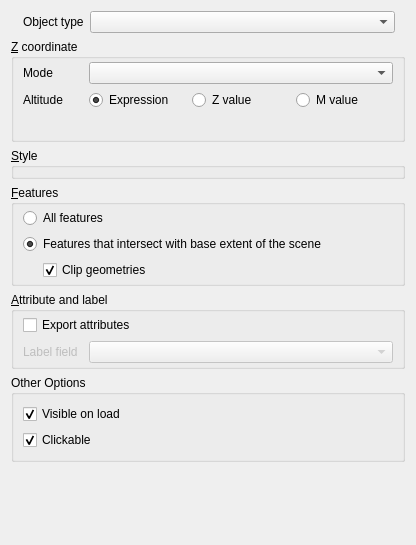
Before: the Qt Designer form ui/vectorproperties.ui in minorua/Qgis2threejs, drawn with Qt 5.
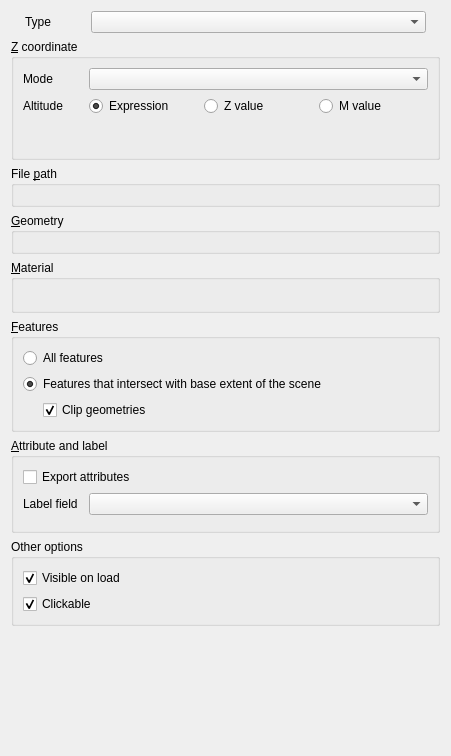
After: the same form once the commit is applied. Custom widgets are drawn as their Qt base class.

Commit message:
add geometry and material groups to vector properties dialog and regroup widgets
- use instantiated "object type" class object
- add PLUGIN_VERSION_INT to conf.py
- save plugin version to settings file

```diff
--- a/ui/vectorproperties.ui
+++ b/ui/vectorproperties.ui
@@ -6,8 +6,8 @@
    <rect>
     <x>0</x>
     <y>0</y>
-    <width>416</width>
-    <height>545</height>
+    <width>451</width>
+    <height>756</height>
    </rect>
   </property>
   <property name="windowTitle">
@@ -20,10 +20,10 @@
       <enum>QFormLayout::AllNonFixedFieldsGrow</enum>
      </property>
      <property name="leftMargin">
-      <number>12</number>
+      <number>14</number>
      </property>
      <property name="rightMargin">
-      <number>10</number>
+      <number>14</number>
      </property>
      <item row="0" column="0">
       <widget class="QLabel" name="label_ObjectType">
@@ -34,7 +34,7 @@
         </size>
        </property>
        <property name="text">
-        <string>Object type</string>
+        <string>Type</string>
        </property>
       </widget>
      </item>
@@ -48,19 +48,9 @@
      <property name="title">
       <string>&amp;Z coordinate</string>
      </property>
-     <layout class="QFormLayout" name="formLayout_3">
-      <property name="leftMargin">
-       <number>9</number>
-      </property>
-      <property name="topMargin">
-       <number>3</number>
-      </property>
-      <property name="rightMargin">
-       <number>9</number>
-      </property>
-      <property name="bottomMargin">
-       <number>3</number>
-      </property>
+     <layout class="QVBoxLayout" name="verticalLayout_8">
+      <item>
+       <layout class="QFormLayout" name="formLayout">
       <item row="0" column="0">
        <widget class="QLabel" name="label_3">
         <property name="minimumSize">
@@ -127,16 +117,6 @@
         </item>
        </layout>
       </item>
-      <item row="2" column="0">
-       <widget class="QLabel" name="label_zExpression">
-        <property name="minimumSize">
-         <size>
-          <width>60</width>
-          <height>0</height>
-         </size>
-        </property>
-       </widget>
-      </item>
       <item row="2" column="1">
        <widget class="QgsFieldExpressionWidget" name="fieldExpressionWidget_altitude" native="true">
         <property name="minimumSize">
@@ -147,35 +127,62 @@
         </property>
        </widget>
       </item>
-     </layout>
-    </widget>
-   </item>
-   <item>
-    <widget class="QGroupBox" name="groupBox_Styles">
+        <item row="2" column="0">
+         <widget class="QLabel" name="label_zExpression">
      <property name="minimumSize">
       <size>
-       <width>0</width>
+            <width>60</width>
        <height>0</height>
       </size>
      </property>
+         </widget>
+        </item>
+       </layout>
+      </item>
+      <item>
+       <widget class="QWidget" name="comboEdit_altitude2" native="true"/>
+      </item>
+     </layout>
+    </widget>
+   </item>
+   <item>
+    <widget class="QGroupBox" name="groupBox_FilePath">
      <property name="title">
-      <string>&amp;Style</string>
+      <string>File &amp;path</string>
      </property>
-     <layout class="QGridLayout" name="gridLayout_8">
-      <property name="leftMargin">
-       <number>9</number>
-      </property>
-      <property name="topMargin">
-       <number>3</number>
-      </property>
-      <property name="rightMargin">
-       <number>9</number>
-      </property>
-      <property name="bottomMargin">
-       <number>3</number>
-      </property>
-      <item row="1" column="0">
-       <layout class="QVBoxLayout" name="verticalLayout_Styles"/>
+     <layout class="QVBoxLayout" name="verticalLayout_6">
+      <item>
+       <widget class="StyleWidget" name="comboEdit_FilePath" native="true"/>
+      </item>
+     </layout>
+    </widget>
+   </item>
+   <item>
+    <widget class="QGroupBox" name="groupBox_Geometry">
+     <property name="title">
+      <string>&amp;Geometry</string>
+     </property>
+     <layout class="QVBoxLayout" name="verticalLayout_7">
+      <item>
+       <layout class="QVBoxLayout" name="verticalLayout_Geometry"/>
+      </item>
+     </layout>
+    </widget>
+   </item>
+   <item>
+    <widget class="QGroupBox" name="groupBox_Material">
+     <property name="title">
+      <string>&amp;Material</string>
+     </property>
+     <layout class="QVBoxLayout" name="verticalLayout_Material">
+      <item>
+       <widget class="StyleWidget" name="comboEdit_Color" native="true"/>
+      </item>
+      <item>
+       <widget class="StyleWidget" name="comboEdit_Color2" native="true"/>
+      </item>
+      <item>
+       <widget class="StyleWidget" name="comboEdit_Opacity" native="true"/>
       </item>
      </layout>
     </widget>
@@ -186,18 +193,6 @@
       <string>&amp;Features</string>
      </property>
      <layout class="QVBoxLayout" name="verticalLayout_3">
-      <property name="leftMargin">
-       <number>9</number>
-      </property>
-      <property name="topMargin">
-       <number>3</number>
-      </property>
-      <property name="rightMargin">
-       <number>9</number>
-      </property>
-      <property name="bottomMargin">
-       <number>3</number>
-      </property>
       <item>
        <widget class="QRadioButton" name="radioButton_AllFeatures">
         <property name="text">
@@ -241,18 +236,6 @@
       <string>&amp;Attribute and label</string>
      </property>
      <layout class="QVBoxLayout" name="verticalLayout_4">
-      <property name="leftMargin">
-       <number>9</number>
-      </property>
-      <property name="topMargin">
-       <number>3</number>
-      </property>
-      <property name="rightMargin">
-       <number>9</number>
-      </property>
-      <property name="bottomMargin">
-       <number>3</number>
-      </property>
       <item>
        <widget class="QCheckBox" name="checkBox_ExportAttrs">
         <property name="text">
@@ -267,26 +250,28 @@
        <layout class="QFormLayout" name="formLayout_Label">
         <item row="0" column="0">
          <widget class="QLabel" name="label">
-          <property name="enabled">
-           <bool>false</bool>
-          </property>
           <property name="minimumSize">
            <size>
             <width>60</width>
             <height>0</height>
            </size>
           </property>
+          <property name="maximumSize">
+           <size>
+            <width>70</width>
+            <height>16777215</height>
+           </size>
+          </property>
           <property name="text">
            <string>Label field</string>
           </property>
          </widget>
         </item>
         <item row="0" column="1">
-         <widget class="QComboBox" name="comboBox_Label">
-          <property name="enabled">
-           <bool>false</bool>
-          </property>
-         </widget>
+         <widget class="QComboBox" name="comboBox_Label"/>
+        </item>
+        <item row="1" column="0" colspan="2">
+         <widget class="StyleWidget" name="labelHeightWidget" native="true"/>
         </item>
        </layout>
       </item>
@@ -299,7 +284,7 @@
    <item>
     <widget class="QGroupBox" name="groupBox_Others">
      <property name="title">
-      <string>Other Options</string>
+      <string>Other options</string>
      </property>
      <layout class="QVBoxLayout" name="verticalLayout">
       <item>
@@ -347,6 +332,12 @@
    <header>qgis.gui</header>
    <container>1</container>
   </customwidget>
+  <customwidget>
+   <class>StyleWidget</class>
+   <extends>QWidget</extends>
+   <header>Qgis2threejs.stylewidget</header>
+   <container>1</container>
+  </customwidget>
  </customwidgets>
  <tabstops>
   <tabstop>comboBox_ObjectType</tabstop>
```
Left out of the diff: 4 changed lines with no effect on the pictures. Lines whose indentation alone changed are shown as unchanged. The commit also changes 12 other files.
